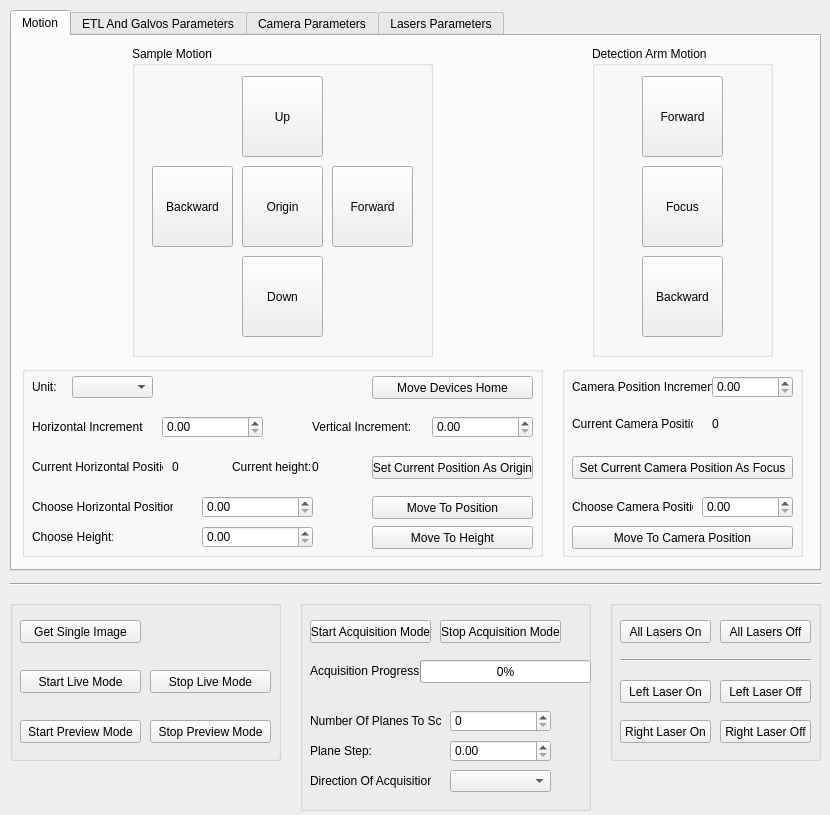
The window that gui/control.ui (LIOMLab/lightsheet) describes before a commit, drawn with Qt 5.
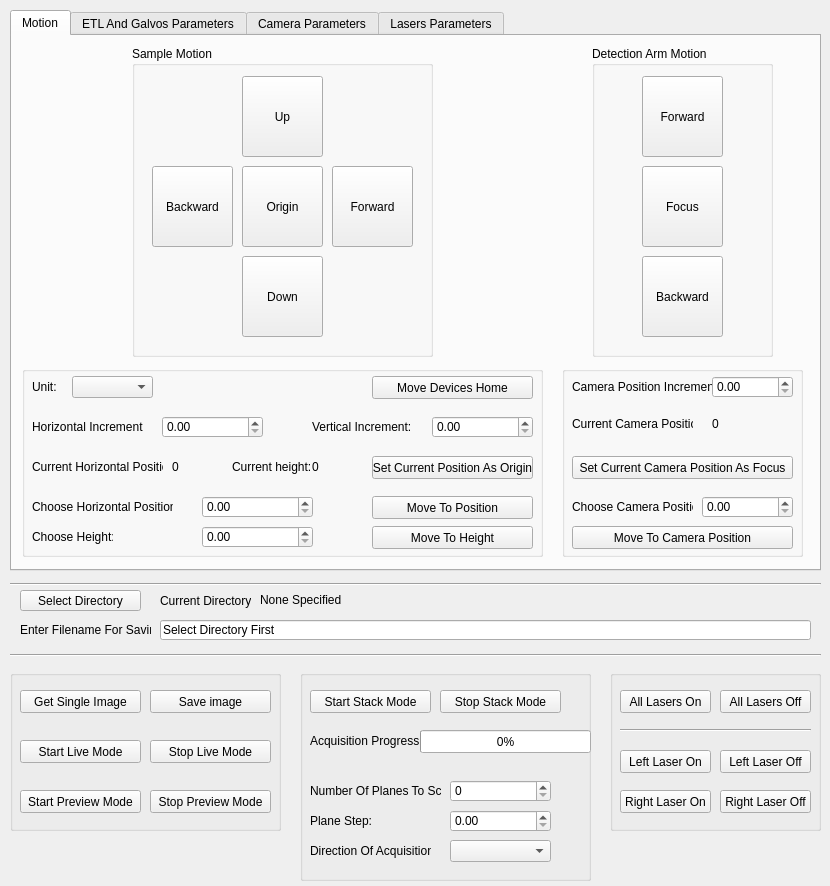
The same window after the commit.

Commit message: > Name of Acquisition Mode changed for Stack Mode > Single images can be saved in .hdf5 in a specified directory > Corrections made so each mode cannot override each other -PierreGCollins

```diff
--- a/gui/control.ui
+++ b/gui/control.ui
@@ -7,7 +7,7 @@
     <x>0</x>
     <y>0</y>
     <width>830</width>
-    <height>815</height>
+    <height>886</height>
    </rect>
   </property>
   <property name="windowTitle">
@@ -2035,7 +2035,7 @@
    <property name="geometry">
     <rect>
      <x>10</x>
-     <y>600</y>
+     <y>670</y>
      <width>271</width>
      <height>161</height>
     </rect>
@@ -2108,12 +2108,25 @@
      <string>Stop Preview Mode</string>
     </property>
    </widget>
+   <widget class="QPushButton" name="pushButton_saveImage">
+    <property name="geometry">
+     <rect>
+      <x>140</x>
+      <y>20</y>
+      <width>121</width>
+      <height>23</height>
+     </rect>
+    </property>
+    <property name="text">
+     <string>Save image</string>
+    </property>
+   </widget>
   </widget>
   <widget class="QGroupBox" name="groupBox_12">
    <property name="geometry">
     <rect>
      <x>300</x>
-     <y>600</y>
+     <y>670</y>
      <width>291</width>
      <height>211</height>
     </rect>
@@ -2131,7 +2144,7 @@
      </rect>
     </property>
     <property name="text">
-     <string>Start Acquisition Mode</string>
+     <string>Start Stack Mode</string>
     </property>
    </widget>
    <widget class="QPushButton" name="pushButton_stopAcquisition">
@@ -2144,7 +2157,7 @@
      </rect>
     </property>
     <property name="text">
-     <string>Stop Acquisition Mode</string>
+     <string>Stop Stack Mode</string>
     </property>
    </widget>
    <widget class="QLabel" name="label_75">
@@ -2260,7 +2273,7 @@
    <property name="geometry">
     <rect>
      <x>610</x>
-     <y>600</y>
+     <y>670</y>
      <width>211</width>
      <height>161</height>
     </rect>
@@ -2360,6 +2373,84 @@
     </property>
    </widget>
   </widget>
+  <widget class="QLabel" name="label_13">
+   <property name="geometry">
+    <rect>
+     <x>20</x>
+     <y>620</y>
+     <width>131</width>
+     <height>20</height>
+    </rect>
+   </property>
+   <property name="text">
+    <string>Enter Filename For Saving:</string>
+   </property>
+  </widget>
+  <widget class="QPushButton" name="pushButton_selectDirectory">
+   <property name="geometry">
+    <rect>
+     <x>20</x>
+     <y>590</y>
+     <width>121</width>
+     <height>21</height>
+    </rect>
+   </property>
+   <property name="text">
+    <string>Select Directory</string>
+   </property>
+  </widget>
+  <widget class="QLabel" name="label_6">
+   <property name="geometry">
+    <rect>
+     <x>160</x>
+     <y>590</y>
+     <width>91</width>
+     <height>21</height>
+    </rect>
+   </property>
+   <property name="text">
+    <string>Current Directory:</string>
+   </property>
+  </widget>
+  <widget class="QLabel" name="label_currentDirectory">
+   <property name="geometry">
+    <rect>
+     <x>260</x>
+     <y>590</y>
+     <width>551</width>
+     <height>20</height>
+    </rect>
+   </property>
+   <property name="text">
+    <string>None Specified</string>
+   </property>
+  </widget>
+  <widget class="QLineEdit" name="lineEdit_filename">
+   <property name="geometry">
+    <rect>
+     <x>160</x>
+     <y>620</y>
+     <width>651</width>
+     <height>20</height>
+    </rect>
+   </property>
+   <property name="text">
+    <string>Select Directory First</string>
+   </property>
+  </widget>
+  <widget class="Line" name="line_10">
+   <property name="geometry">
+    <rect>
+     <x>10</x>
+     <y>640</y>
+     <width>811</width>
+     <height>31</height>
+    </rect>
+   </property>
+   <property name="orientation">
+    <enum>Qt::Horizontal</enum>
+   </property>
+  </widget>
  </widget>
  <resources/>
  <connections/>
```
Left out of the diff: 6 changed lines with no effect on the pictures. The commit also changes 1 other file.
